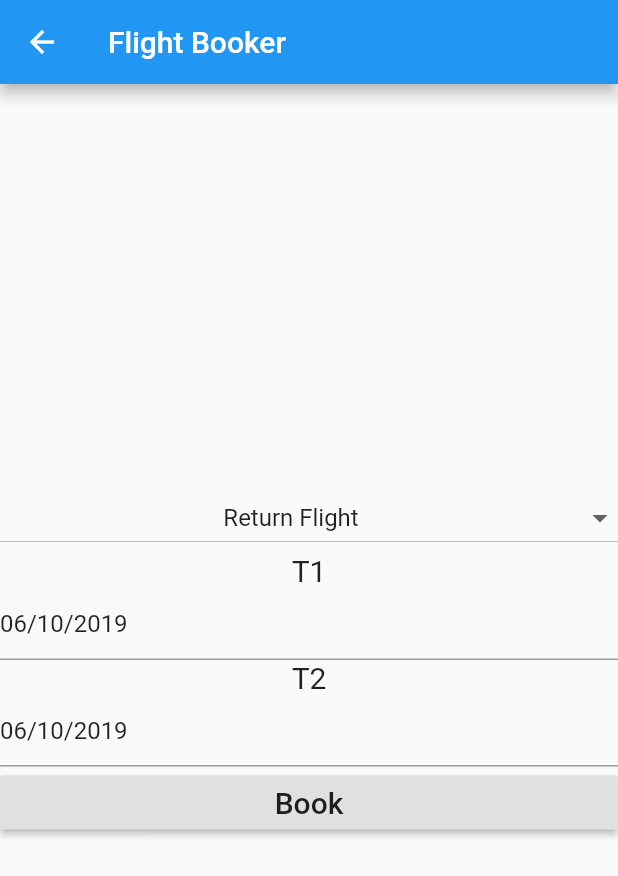
After one commit to ddeamaral/flutter_7_guis, a Flutter app: the screen it shows after launch, after a tap on "Flight Booker", on a phone screen of 412 x 824 dp. The commit adds this screen. Shown: the top 876 px of the screen. Run offline on Flutter 3.47's test engine with Material 2 defaults, Android fonts, the phone set to English and light mode, and no system bars.

Commit message:
adds datetime package, and adds flight booker

```diff
--- /dev/null
+++ b/lib/flight_booker.dart
@@ -0,0 +1,141 @@
+import 'package:flutter/material.dart';
+import 'package:intl/intl.dart';
+
+// Requirements:
+//    T2 is enabled if return flight is selected
+//      When 'Return Flight' is selected, and T2 is before T1's date, book button is disabled
+//    When either T is invalid, background is red, and b is disabled
+
+class FlightBooker extends StatefulWidget {
+  FlightBooker({this.title});
+
+  final String title;
+
+  _FlightBookerState createState() => _FlightBookerState();
+}
+
+class _FlightBookerState extends State<FlightBooker> {
+  int selected = 1;
+  bool returnDateValid = true;
+  TextEditingController flightDateController;
+  TextEditingController returnTextController;
+
+  @override
+  void initState() {
+    super.initState();
+    flightDateController = new TextEditingController(
+        text: DateFormat('MM/dd/yyyy').format(DateTime.now()));
+    returnTextController = new TextEditingController(
+        text: DateFormat('MM/dd/yyyy').format(DateTime.now()));
+  }
+
+  @override
+  Widget build(BuildContext context) {
+    return Material(
+      child: Scaffold(
+        appBar: AppBar(
+          title: Text(widget.title),
+        ),
+        body: Container(
+          child: Column(
+            mainAxisSize: MainAxisSize.max,
+            mainAxisAlignment: MainAxisAlignment.center,
+            crossAxisAlignment: CrossAxisAlignment.stretch,
+            children: <Widget>[
+              DropdownButton(
+                value: selected,
+                items: <DropdownMenuItem>[
+                  DropdownMenuItem(
+                    child: Center(child: Text("Return Flight")),
+                    value: 1,
+                  ),
+                  DropdownMenuItem(
+                      child: Center(
+                        child: Text("One Way"),
+                      ),
+                      value: 2)
+                ],
+                isExpanded: true,
+                onChanged: (item) {
+                  setState(() {
+                    selected = item;
+                  });
+                },
+              ),
+              Center(
+                child: Text(
+                  "T1",
+                  style: TextStyle(fontSize: 20),
+                ),
+              ),
+              TextField(
+                controller: flightDateController,
+                decoration: InputDecoration(
+                    filled: !dateIsValid(flightDateController.text),
+                    fillColor: Colors.red),
+                keyboardType: TextInputType.datetime,
+              ),
+              Center(
+                child: Text(
+                  "T2",
+                  style: TextStyle(fontSize: 20),
+                ),
+              ),
+              TextField(
+                controller: returnTextController,
+                decoration: InputDecoration(
+                    filled: !dateIsValid(returnTextController.text),
+                    fillColor: Colors.red),
+                keyboardType: TextInputType.datetime,
+              ),
+              RaisedButton(
+                onPressed: dateIsValid(returnTextController.text) &&
+                        dateIsValid(flightDateController.text)
+                    ? () {
+                        if (selected == 2) {
+                          Scaffold.of(context).showSnackBar(new SnackBar(
+                            content: new Text(
+                                "You have booked a one-way flight on ${DateFormat("MM.dd.yyyy").format(DateTime.parse(flightDateController.text))}"),
+                          ));
+                        }
+                      }
+                    : null,
+                child: Text(
+                  "Book",
+                  style: TextStyle(fontSize: 20),
+                ),
+              ),
+            ],
+          ),
+        ),
+      ),
+    );
+  }
+
+  bool dateIsValid(String value) {
+    if (value.isEmpty) {
+      return true;
+    }
+
+    DateTime t;
+    try {
+      t = DateFormat("MM/dd/yyyy").parse(value);
+      print(t);
+    } catch (e) {}
+
+    try {
+      t = DateFormat("MM.dd.yyyy").parse(value);
+    } catch (e) {}
+
+    try {
+      t = DateFormat("MM-dd-yyyy").parse(value);
+    } catch (e) {}
+
+    if (t != null &&
+        t.isAfter(DateTime.now().subtract(new Duration(days: 365 * 20)))) {
+      return true;
+    }
+
+    return false;
+  }
+}
--- a/lib/main.dart
+++ b/lib/main.dart
@@ -1,3 +1,4 @@
+import 'package:andplus_flutter_7_gui/flight_booker.dart';
 import 'package:andplus_flutter_7_gui/timer.dart';
 import 'package:flutter/material.dart';
 
@@ -24,7 +25,9 @@ class _MainMenuState extends State<MainMenu> {
             ),
         "/counter": (BuildContext context) => Counter(title: "Counter Page"),
         "/converter": (BuildContext context) => Converter(title: "Converter"),
-        "/timer": (BuildContext context) => Timer(title: "Timer")
+        "/timer": (BuildContext context) => Timer(title: "Timer"),
+        "/flightbooker": (BuildContext context) =>
+            FlightBooker(title: "Flight Booker")
       },
     );
   }
--- a/lib/menu.dart
+++ b/lib/menu.dart
@@ -46,6 +46,21 @@ class _MenuState extends State<Menu> {
       ListTile(
         key: Key("3"),
         leading: Icon(
+          Icons.airline_seat_recline_normal,
+          size: iconSize,
+          color: Colors.indigo,
+        ),
+        title: Text(
+          "Flight Booker",
+          style: listItemStyle,
+        ),
+        onTap: () {
+          Navigator.pushNamed(context, "/flightbooker");
+        },
+      ),
+      ListTile(
+        key: Key("4"),
+        leading: Icon(
           Icons.alarm,
           size: iconSize,
           color: Colors.red,
@@ -57,7 +72,7 @@ class _MenuState extends State<Menu> {
         onTap: () {
           Navigator.pushNamed(context, "/timer");
         },
-      )
+      ),
     ];
 
     return Material(
--- a/lib/timer.dart
+++ b/lib/timer.dart
@@ -13,6 +13,7 @@ class Timer extends StatefulWidget {
 class _TimerState extends State<Timer> {
   int _secondsValue = 0;
   double progressValue = 0;
+  Stopwatch watch = new Stopwatch();
   AnimationController animationController;
   Animation<Color> animation;
   flutter.Timer timer;
@@ -46,17 +47,30 @@ class _TimerState extends State<Timer> {
               onChanged: (double sliderValue) {
                 setState(() {
                   _secondsValue = sliderValue.floor();
-                  timer = flutter.Timer.periodic(
-                      Duration(seconds: _secondsValue), (_timer) {
-                    progressValue = _timer.tick / _secondsValue;
-                    print("${progressValue} = $_timer.tick");
-                  });
                 });
               },
               onChangeEnd: (double sliderValue) {
-                int milliseconds = (_secondsValue * 1000).toInt();
+                if (timer != null) {
+                  // Not sure why onChangeEnd is being called multiple times...
+                  // Resetting the timer every time causes issues too
+                  return;
+                }
 
-                Duration d = new Duration(milliseconds: milliseconds);
+                timer = flutter.Timer.periodic(Duration(seconds: 1), (_timer) {
+                  if (watch.elapsed.inSeconds > 0 && _secondsValue > 0) {
+                    print("calling state overwrite");
+                    print(_secondsValue);
+                    setState(() {
+                      // THIS SET STATE DOESN'T WORK
+                      progressValue =
+                          watch.elapsed.inSeconds / _secondsValue == 0
+                              ? 1
+                              : _secondsValue;
+                      _secondsValue = _secondsValue - watch.elapsed.inSeconds;
+                    });
+                  }
+                });
+                watch.start();
               },
             ),
             LinearProgressIndicator(
```
Also changed, not shown: pubspec.yaml (+2 -7 lines), pubspec.lock.
